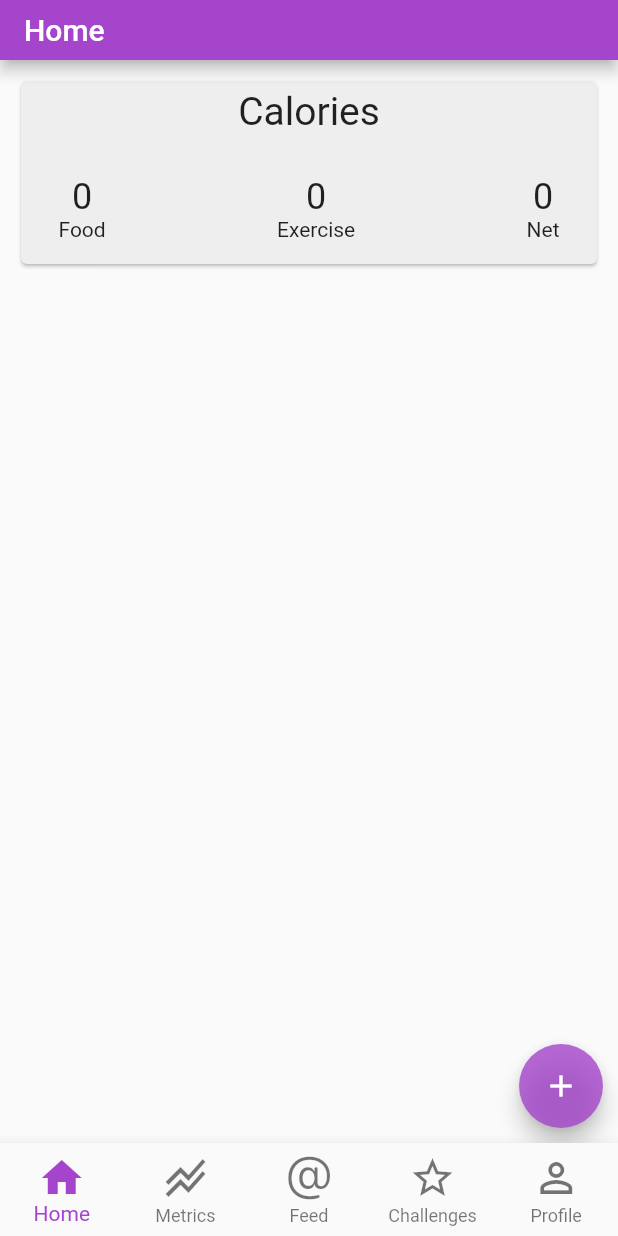
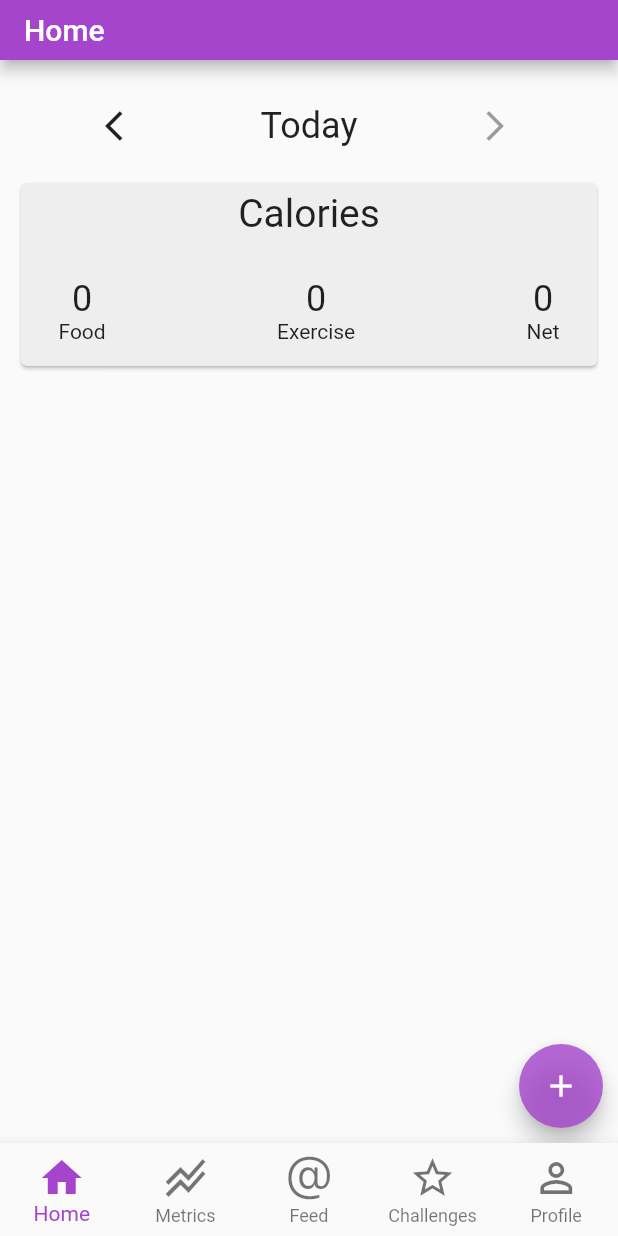
Before and after one commit to bakhtw1/Trifit, a Flutter app: the screen it shows after launch, on a phone screen of 412 x 824 dp. Run offline on Flutter 3.47's test engine with Material 2 defaults, Android fonts, the phone set to English and light mode, and no system bars.

Commit message:
Add filtering by date, date selection along the top

```diff
--- a/lib/Screens/home.dart
+++ b/lib/Screens/home.dart
@@ -1,14 +1,12 @@
-import 'dart:collection';
 import 'dart:convert';
-import 'dart:developer';
 
 import 'package:flutter/material.dart';
-import 'package:flutter/rendering.dart';
-import 'package:flutter/services.dart';
 import 'package:trifit/models/MealModel.dart';
-import '../assets/Styles.dart' as tfStyle;
+import '../assets/Styles.dart' as tfstyle;
 import '../components/dropdown.dart';
 import '../utilities/FileReadWrite.dart';
+import 'package:intl/intl.dart';
+
 
 class HomePage extends StatefulWidget {
   const HomePage({Key? key}) : super(key: key);
@@ -30,19 +28,20 @@ class _HomePageState extends State<HomePage> {
 
   // The meal data and the cards that will display the data
   List mealData =  [];
+  List selectedMealData = [];
   List<Widget> mealCards = [];
   List<MealModel> mealModels = [];
   bool isLoading = true;
+  DateTime selectedDate = DateTime.now();
+  bool isDecrementDateButtonDisabled = false;
+  bool isIncrementDateButtonDisabled = true;
 
   @override
   Widget build(BuildContext context) {
-    // Insert a blank space at the bottom of the list so the last items are easily viewable. 140 is the default height of a meal card
-    // Need to check if data has been loaded yet before adding this block
-    // if (mealData.isNotEmpty) {
-    //   mealCards.insert(mealCards.length, SizedBox(height: 140));
-    // }
+    selectedDate = simpleDate(selectedDate);
+
     mealCards = [];
-    for (var meal in mealData) {
+    for (var meal in selectedMealData) {
       mealCards.add(mealCard(meal));
     }
 
@@ -51,8 +50,26 @@ class _HomePageState extends State<HomePage> {
           Column(
             mainAxisAlignment: MainAxisAlignment.start,
             children: <Widget>[
+              Padding(
+                padding: EdgeInsets.only(top: 20),
+                child: Row(
+                  mainAxisAlignment: MainAxisAlignment.center,
+                  children: [
+                    IconButton(
+                      icon: Icon(Icons.arrow_back_ios),
+                      onPressed: isDecrementDateButtonDisabled ? null : () {incrementSelectedDate(-1);},
+                    ),
+                    selectedDateLabel(),
+                    IconButton(
+                      icon: Icon(Icons.arrow_forward_ios),
+                      onPressed: isIncrementDateButtonDisabled ? null : () {incrementSelectedDate(1);},
+                    )
+                  ],
+                )
+              ),
+
               // Calorie summary card
-              isLoading ? calorieSummaryLoadingState() : calorieSummary(mealData), // Calorie summary if data has been fetched, loading state if not
+              isLoading ? calorieSummaryLoadingState() : calorieSummary(selectedMealData), // Calorie summary if data has been fetched, loading state if not
               Expanded(
                 child: ListView(
                   shrinkWrap: true,
@@ -65,13 +82,12 @@ class _HomePageState extends State<HomePage> {
             bottom: 10,
             right: 10,
             child: FloatingActionButton(
-              backgroundColor: tfStyle.trifitColor[700],
+              backgroundColor: tfstyle.trifitColor[700],
               onPressed: () {
                 var newMeal;
-                showMealEntryDialog((value) {
-                  newMeal = value;
+                showMealEntryDialog(() {
                   setState(() {
-                    //mealData.add(newMeal);
+                    loadJson();
                   });
                 });
 
@@ -164,7 +180,7 @@ class _HomePageState extends State<HomePage> {
                         SizedBox(height: 20),
                         ...itemRows,
                         SizedBox(height: 20),
-                        Align(alignment: Alignment.topLeft, child: Text(error, style: tfStyle.errorTextStyle)),
+                        Align(alignment: Alignment.topLeft, child: Text(error, style: tfstyle.errorTextStyle)),
                       ],
                     )
                   )
@@ -185,10 +201,7 @@ class _HomePageState extends State<HomePage> {
                       ScaffoldMessenger.of(context).showSnackBar(
                         SnackBar(content: Text('Successfully added meal'), backgroundColor: Colors.green,),
                       );
-                      () async {
-                        await loadJson();
-                      };
-                      reload(meal.toJson());
+                      reload();
                       Navigator.pop(context);
                     }
                   },
@@ -207,7 +220,7 @@ class _HomePageState extends State<HomePage> {
     for (int i = 0; i < itemControllers.length; i++) {
       items.add(Item(itemControllers[i].text, int.parse(calorieControllers[i].text)));
     }
-    var mealModel = MealModel(items, mealType, DateTime.now());
+    var mealModel = MealModel(items, mealType, selectedDate);
     return mealModel;
   }
 
@@ -250,7 +263,7 @@ class _HomePageState extends State<HomePage> {
 
   int calculateCaloriesFromFood() {
     int cals = 0;
-    for (var meal in mealData) {
+    for (var meal in selectedMealData) {
       for (var item in meal["items"]) {
         cals += item["calories"] as int;
       }
@@ -259,9 +272,6 @@ class _HomePageState extends State<HomePage> {
   }
 
   Widget calorieSummary(List meals) {
-    /*
-    Eventually these will all be computed properties or fetched, but for now it'll be dummy data
-    */
     int calsFromFood = calculateCaloriesFromFood();
     int calsFromExercise = 0;
     String netCals = (calsFromFood - calsFromExercise).toString();
@@ -282,9 +292,9 @@ class _HomePageState extends State<HomePage> {
                     child: Row(
                     mainAxisAlignment: MainAxisAlignment.spaceBetween,
                     children: [
-                      Column(children: [Text(calsFromFood.toString(), style: tfStyle.homeCardTitleTextStyle), Text("Food")]),
-                      Column(children: [Text(calsFromExercise.toString(), style: tfStyle.homeCardTitleTextStyle), Text("Exercise")]),
-                      Column(children: [Text(netCals, style: tfStyle.homeCardTitleTextStyle) ,Text("Net")]),
+                      Column(children: [Text(calsFromFood.toString(), style: tfstyle.homeCardTitleTextStyle), Text("Food")]),
+                      Column(children: [Text(calsFromExercise.toString(), style: tfstyle.homeCardTitleTextStyle), Text("Exercise")]),
+                      Column(children: [Text(netCals, style: tfstyle.homeCardTitleTextStyle) ,Text("Net")]),
                     ],
                   )
                 )
@@ -304,9 +314,9 @@ class _HomePageState extends State<HomePage> {
         padding: EdgeInsets.only(top: 5, bottom: 5),
         child: Row(
           children: [
-            Text(item["name"], style: tfStyle.cardBodyTextStyle),
+            Text(item["name"], style: tfstyle.cardBodyTextStyle),
             Spacer(),
-            Text(item["calories"].toString() + " cals", style: tfStyle.cardBodyTextStyle),
+            Text(item["calories"].toString() + " cals", style: tfstyle.cardBodyTextStyle),
           ],
         )
         )
@@ -327,7 +337,7 @@ class _HomePageState extends State<HomePage> {
             child: Column(
               mainAxisAlignment: MainAxisAlignment.start,
               children: [
-                Text(meal["type"] as String, style: tfStyle.homeCardTitleTextStyle),
+                Text(meal["type"] as String, style: tfstyle.homeCardTitleTextStyle),
                 SizedBox(height: 10),
                 Column(children: items)
               ],
@@ -385,7 +395,41 @@ class _HomePageState extends State<HomePage> {
     }
     setState(() {
       mealData = jsonResult;
+      selectedMealData = mealData.where((i) => DateTime.parse(i["date"]) == selectedDate).toList();
       isLoading = false;
     });
   }
+
+  simpleDate(DateTime date) {
+    return new DateTime(date.year, date.month, date.day);
+  }
+
+  incrementSelectedDate(int addsub) {
+    setState(() {
+      selectedDate = addsub == 1 ? selectedDate.add(Duration(days: 1)) : selectedDate.subtract(Duration(days: 1));
+      if (selectedDate.difference(DateTime.now()).inDays == -6) {
+        isDecrementDateButtonDisabled = true;
+      } else if (selectedDate == simpleDate(DateTime.now())) {
+        isIncrementDateButtonDisabled = true;
+      } else {
+        isDecrementDateButtonDisabled = false;
+        isIncrementDateButtonDisabled = false;
+      }
+    });
+    loadJson();
+  }
+
+  selectedDateLabel() {
+    Text label;
+    if (selectedDate == simpleDate(DateTime.now())) {
+      label = Text("Today", style: tfstyle.homeCardTitleTextStyle);
+    }
+    else if (selectedDate == simpleDate(DateTime.now().subtract(Duration(days: 1)))) {
+      label = Text("Yesterday", style: tfstyle.homeCardTitleTextStyle);
+    }
+    else {
+      label = Text("${DateFormat.MMMM().format(selectedDate)} ${selectedDate.day}", style: tfstyle.homeCardTitleTextStyle);
+    }
+    return (Container(width: 200, child: Center(child: label)));
+  }
 }
```
Also changed, not shown: lib/utilities/FileReadWrite.dart (+7 -2 lines).
